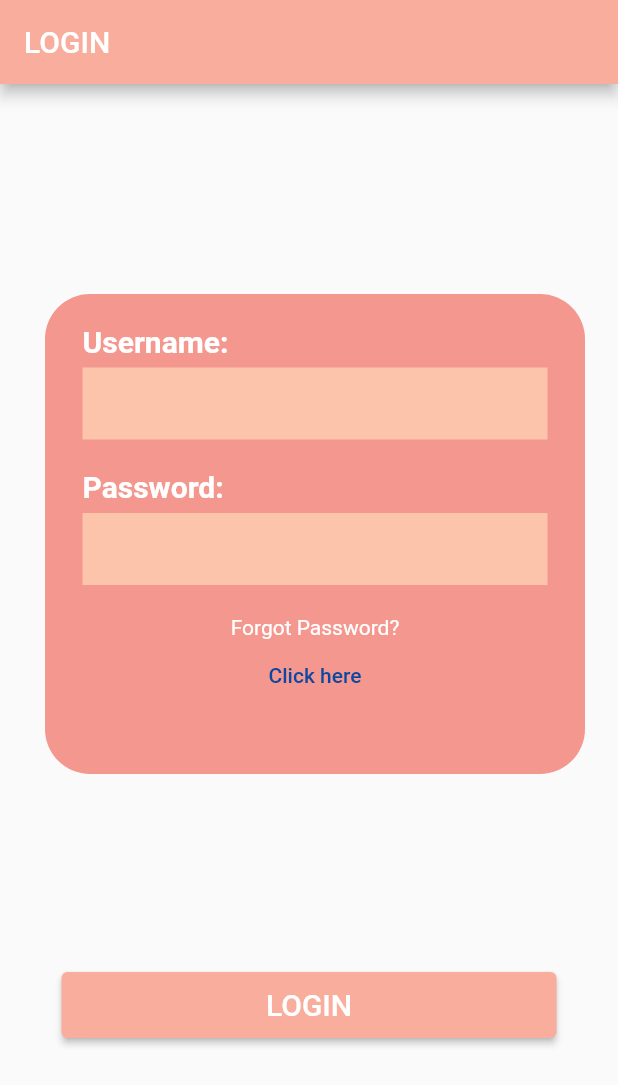
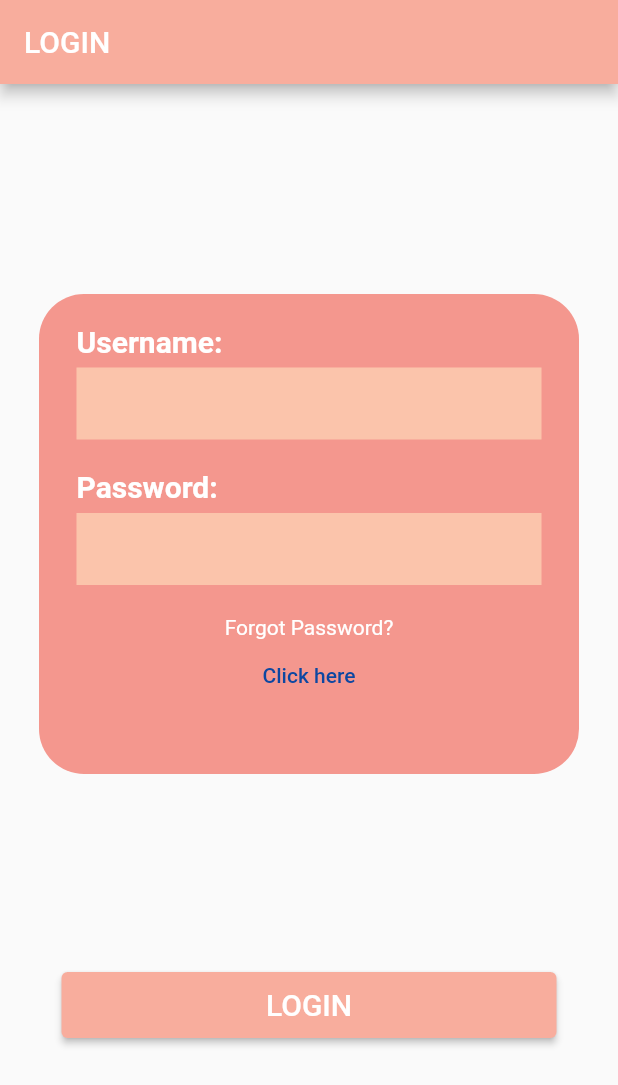
Before and after one commit to ndgsghdj/WCLLL-flutter, a Flutter app: the screen it shows after launch, on a phone screen of 412 x 824 dp. Shown: the top 1085 px of the screen. Run offline on Flutter 3.47's test engine with Material 2 defaults, Android fonts, the light colour scheme and no system bars; our stand-ins replace data_table_2, flutter_svg, go_router, google_sign_in; missing offline and left inert: extension_google_sign_in_as_googleapis_auth, googleapis.

Commit message:
Fixed uncentered login screen

```diff
--- a/wclll/lib/loginPage.dart
+++ b/wclll/lib/loginPage.dart
@@ -46,10 +46,7 @@ class _LoginPageState extends State<LoginPage> {
         crossAxisAlignment: CrossAxisAlignment.center,
         children: [
           const Padding(padding: EdgeInsets.all(70.0)),
-          Row(children: [
-            const Padding(
-              padding: EdgeInsets.all(15.0),
-            ),
+          Row(mainAxisAlignment: MainAxisAlignment.center, children: [
             Container(
                 width: 360,
                 height: 320,
```
